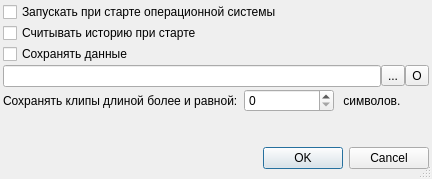
Above: settingthdlg.ui from trdm/Clint before the change. Below: the same form after it.
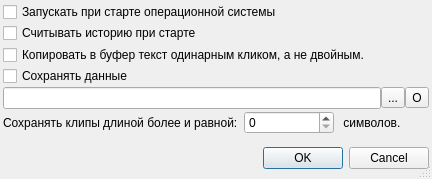
That is the form after the change.

Commit message: + Добавил настройку поведения: копирование в буфер текста по одинарному клику, а не по двойному.

```diff
--- a/settingthdlg.ui
+++ b/settingthdlg.ui
@@ -66,6 +66,13 @@
    </item>
    <item>
     <layout class="QVBoxLayout" name="verticalLayout">
+     <item>
+      <widget class="QCheckBox" name="activateOnSinglClick">
+       <property name="text">
+        <string>Копировать в буфер текст одинарным кликом, а не двойным.</string>
+       </property>
+      </widget>
+     </item>
      <item>
       <widget class="QCheckBox" name="saveData">
        <property name="enabled">
```
The commit also changes 7 other files.
